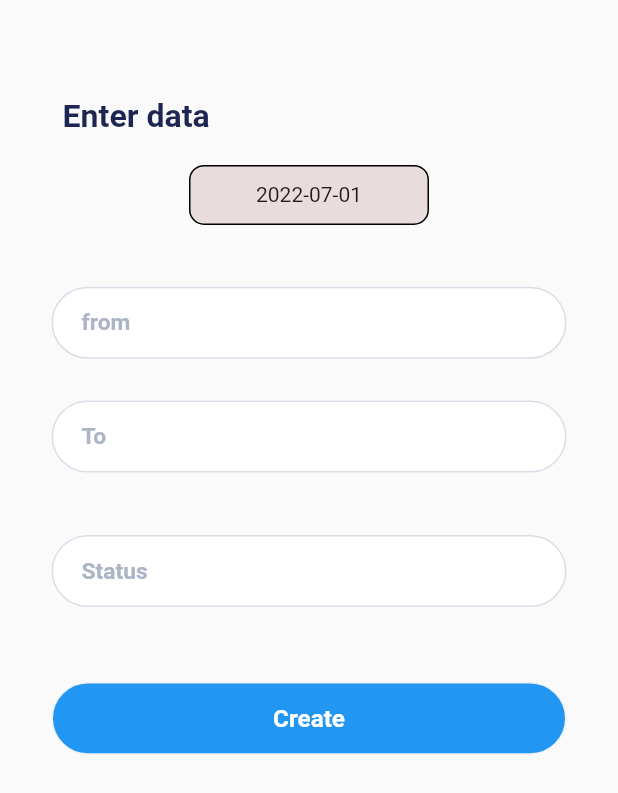
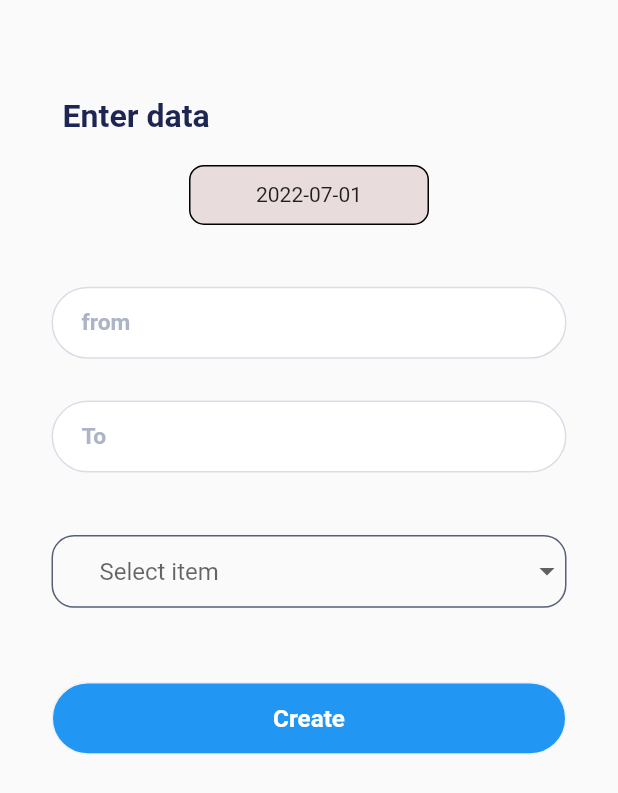
Before and after one commit to salahvk/delivery_app, a Flutter app: the DataEntry screen opened by its route, on a phone screen of 412 x 824 dp. Shown: the top 793 px of the screen. Run offline on Flutter 3.47's test engine with Material 2 defaults, Android fonts, the phone set to English and light mode, and no system bars; drawn by our look-alikes of dropdown_button2; our stand-ins replace cloud_firestore, firebase_auth, firebase_core, fluttertoast; accounts and stored records are empty; Roboto replaces fonts that are missing (Open).

Commit message:
drop down menu added to data entry page and catched some authentication errors

```diff
--- a/lib/screens/data.dart
+++ b/lib/screens/data.dart
@@ -73,7 +73,9 @@ class Data extends StatelessWidget {
               SizedBox(
                 child: Text(user.to),
               ),
-              SizedBox(
+              Container(
+                decoration:
+                    BoxDecoration(border: Border.all(color: Colors.black)),
                 child: Text(user.status),
               )
             ],
--- a/lib/screens/data_entry.dart
+++ b/lib/screens/data_entry.dart
@@ -1,4 +1,5 @@
 import 'package:cloud_firestore/cloud_firestore.dart';
+import 'package:dropdown_button2/dropdown_button2.dart';
 import 'package:flutter/material.dart';
 import 'package:flutter_application_shopping/components/routes_manager.dart';
 import 'package:flutter_application_shopping/constants/colors.dart';
@@ -26,6 +27,9 @@ class _LoginPageState extends State<DataEntry> {
   bool loading = false;
   var focusNode = FocusNode();
   DateTime selectedDate = DateTime.now();
+  List<String> statusList = ['Pending', 'Delivered', 'Not Delivered'];
+  String? selectedStatus;
+  String hint = 'Select item';
 
   Future<void> _selectDate(BuildContext context) async {
     final DateTime? picked = await showDatePicker(
@@ -129,22 +133,45 @@ class _LoginPageState extends State<DataEntry> {
                   margin: EdgeInsets.only(top: size.height / 20),
                   height: size.height / 17,
                   width: size.width / 1.2,
-                  child: TextField(
-                    keyboardType: TextInputType.emailAddress,
-                    controller: statuscontroller,
-                    onSubmitted: (value) {
-                      FocusScope.of(context).requestFocus(focusNode);
-                    },
-                    onChanged: (value) {},
-                    style: TextStyle(
-                        color: readRowTextColor,
-                        fontFamily: "Open",
-                        fontWeight: FontWeight.w600,
-                        fontSize: size.height / 54),
-                    decoration: searchBoxDecoration.copyWith(
-                      hintText: "Status",
+                  decoration: BoxDecoration(
+                    border: Border.all(color: readRowTextColor),
+                    borderRadius: BorderRadius.circular(15),
+                  ),
+                  child: Padding(
+                    padding: const EdgeInsets.fromLTRB(15, 5, 0, 5),
+                    child: Row(
+                      mainAxisAlignment: MainAxisAlignment.spaceBetween,
+                      children: [
+                        Expanded(
+                          child: DropdownButtonHideUnderline(
+                            child: DropdownButton2<String>(
+                              value: selectedStatus,
+                              dropdownMaxHeight: size.height * .3,
+                              isExpanded: true,
+                              hint: Text(hint),
+                              disabledHint: Text(hint),
+                              items: statusList
+                                  .map(
+                                    (e) => DropdownMenuItem<String>(
+                                      value: e,
+                                      child: Text(e),
+                                    ),
+                                  )
+                                  .toList(),
+                              onChanged: (v) {
+                                setState(() {
+                                  if (v != null) {
+                                    selectedStatus = v;
+                                  } else {
+                                    selectedStatus = hint;
+                                  }
+                                });
+                              },
+                            ),
+                          ),
+                        ),
+                      ],
                     ),
-                    cursorColor: readRowTextColor,
                   ),
                 ),
                 Container(
@@ -199,7 +226,7 @@ class _LoginPageState extends State<DataEntry> {
   Future onSubmitted() async {
     from = fromcontroller.text;
     to = tocontroller.text;
-    status = statuscontroller.text;
+    status = selectedStatus!;
 
     final docUser = FirebaseFirestore.instance.collection('users data').doc();
     final user = Users(
--- a/pubspec.yaml
+++ b/pubspec.yaml
@@ -29,6 +29,7 @@ environment:
 dependencies:
   cloud_firestore: ^3.1.18
   cupertino_icons: ^1.0.2
+  dropdown_button2: ^1.6.2
   firebase: ^9.0.3
   firebase_auth: ^3.3.20
   firebase_core: ^1.18.0
```
Also changed, not shown: lib/screens/sign_in.dart (+13 -0 lines), pubspec.lock.
